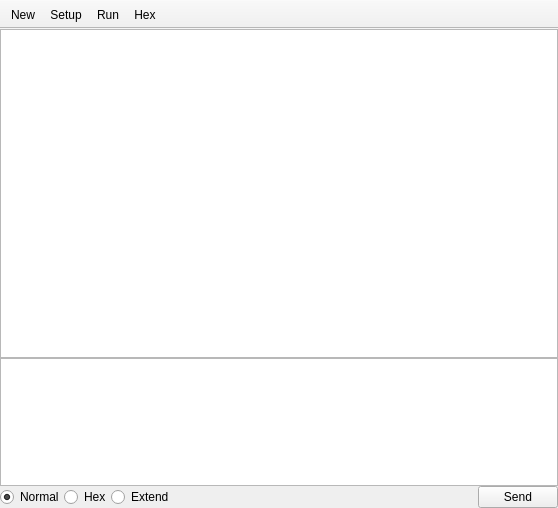
Old version of the form pqcom.ui in the repository xiongyihui/pqcom.
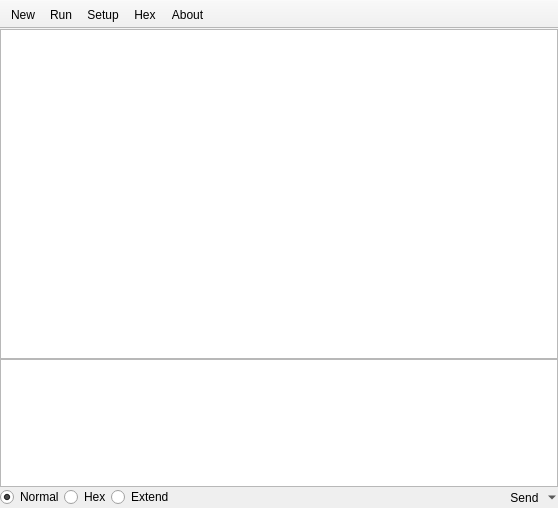
New version of the form.

Commit message: add about dialog, change file structure

Patch:
```diff
--- a/pqcom.ui
+++ b/pqcom.ui
@@ -23,6 +23,11 @@
     </property>
     <item>
      <widget class="QTextEdit" name="recvTextEdit">
+      <property name="font">
+       <font>
+        <family>Droid Sans Mono</family>
+       </font>
+      </property>
       <property name="readOnly">
        <bool>true</bool>
       </property>
@@ -54,6 +59,11 @@
         <height>0</height>
        </size>
       </property>
+      <property name="font">
+       <font>
+        <family>Droid Sans Mono</family>
+       </font>
+      </property>
      </widget>
     </item>
     <item>
@@ -99,18 +109,18 @@
        </spacer>
       </item>
       <item>
-       <widget class="QPushButton" name="sendButton">
+       <widget class="QToolButton" name="sendButton">
         <property name="text">
          <string>Send</string>
         </property>
-        <property name="autoDefault">
-         <bool>false</bool>
+        <property name="popupMode">
+         <enum>QToolButton::MenuButtonPopup</enum>
         </property>
-        <property name="default">
-         <bool>false</bool>
+        <property name="toolButtonStyle">
+         <enum>Qt::ToolButtonTextUnderIcon</enum>
         </property>
-        <property name="flat">
-         <bool>false</bool>
+        <property name="autoRaise">
+         <bool>true</bool>
         </property>
        </widget>
       </item>
@@ -141,9 +151,10 @@
     <bool>false</bool>
    </attribute>
    <addaction name="actionNew"/>
-   <addaction name="actionSetup"/>
    <addaction name="actionRun"/>
+   <addaction name="actionSetup"/>
    <addaction name="actionHex"/>
+   <addaction name="actionAbout"/>
   </widget>
   <action name="actionSetup">
    <property name="text">
@@ -177,6 +188,11 @@
     <string>Run</string>
    </property>
   </action>
+  <action name="actionAbout">
+   <property name="text">
+    <string>About</string>
+   </property>
+  </action>
  </widget>
  <resources/>
  <connections/>
```
The commit also changes 14 other files.
